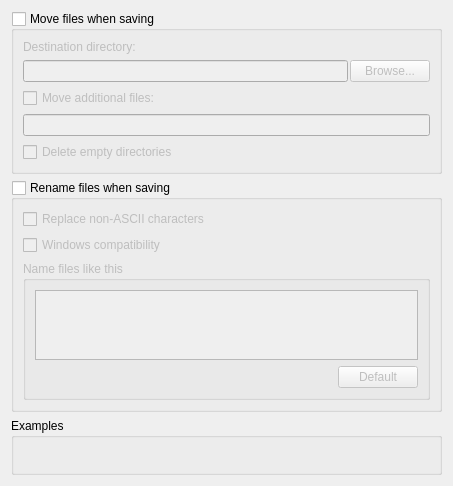
Above: ui/options_renaming.ui from metabrainz/picard before the change. Below: the same form after it.
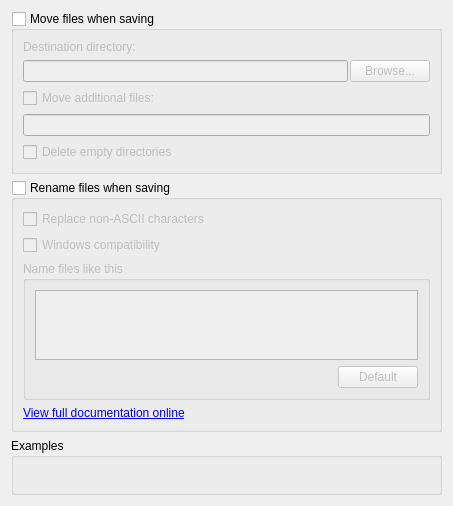
That is the form after the change.

Commit message: Add link to documentation on the file naming page

Diff of the .ui file:
```diff
--- a/ui/options_renaming.ui
+++ b/ui/options_renaming.ui
@@ -222,6 +222,24 @@
         </layout>
        </widget>
       </item>
+      <item>
+       <widget class="QLabel" name="ile_naming_format_documentation">
+        <property name="text">
+         <string><![CDATA[
+            <a href="https://picard.musicbrainz.org/docs/scripting">View full documentation online</a>
+         ]]></string>
+        </property>
+        <property name="openExternalLinks">
+          <bool>true</bool>
+        </property>
+        <property name="textFormat">
+         <enum>Qt::RichText</enum>
+        </property>
+        <property name="wordWrap">
+         <bool>true</bool>
+        </property>
+       </widget>
+      </item>
      </layout>
     </widget>
    </item>
```
The commit also changes 1 other file.
